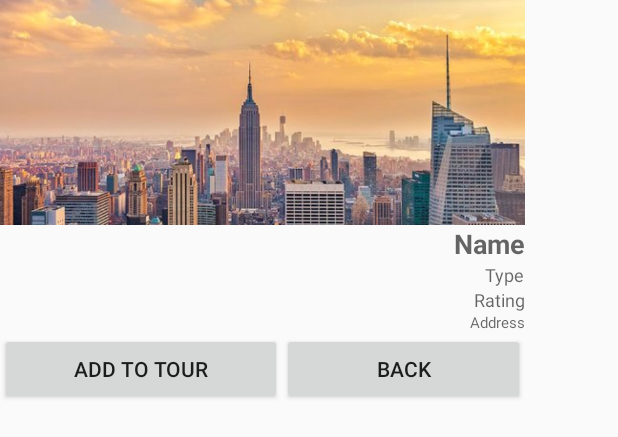
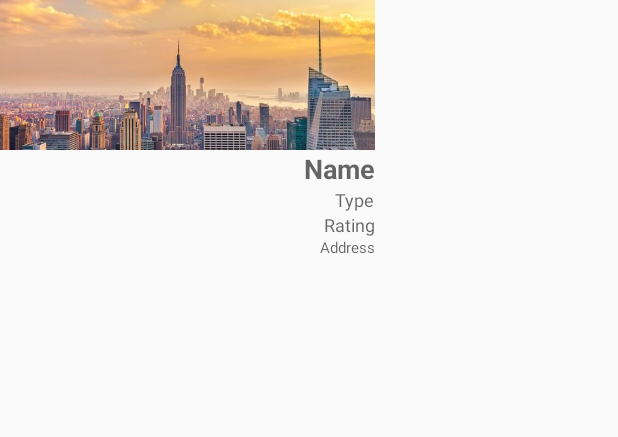
Before and after one commit to eldinsahbaz/Halos, an Android app: the layout landmark_pop_up.xml on its own in the app's theme, with its tools: preview values and no code run, on a phone screen of 412 x 824 dp. Shown: the top 437 px of the screen. Run offline under Robolectric (Android 15) with nearby library versions, the phone set to English and light mode, and no system bars.

Commit message:
fix info windows, static vars in landmarks

```diff
--- a/Halos/app/src/main/java/com/example/brian/halos/Tour.java
+++ b/Halos/app/src/main/java/com/example/brian/halos/Tour.java
@@ -61,7 +61,7 @@ public class Tour implements Parcelable {
 //    self.__EndTime = datetime.time(0, 0)
 //    self.__Price = 0.0
 //    self.__CoverPhoto = Image.new("RGB", (512,512), "white")
-    public  void Tour() {
+    public void Tour() {
         name = "";
         contactInfo = new HashMap<String, String>();
         guides = new LinkedList<User>();
@@ -70,8 +70,8 @@ public class Tour implements Parcelable {
         maxOccupancy = 15;                              // just made it a realistic number, no reasoning behind it
         occupancy = 0;
         landmarks = new LinkedList<Landmark>();
-        radius = 1000;                                  // radius measured in meters
-        price = 0.0;                             // free by default
+        radius = 1000;                                  // radius measured in meters (input from android is converted from miles)
+        price = 0.0;                                    // free by default
     }
 
     public void setName(String n) {
--- a/Halos/app/src/main/res/layout/landmark_pop_up.xml
+++ b/Halos/app/src/main/res/layout/landmark_pop_up.xml
@@ -7,8 +7,8 @@
         android:id="@+id/popup_image"
         android:src="@drawable/nyc"
         android:scaleType="centerCrop"
-        android:layout_width="350dp"
-        android:layout_height="150dp" />
+        android:layout_width="250dp"
+        android:layout_height="100dp" />
 
     <TextView
         android:id="@+id/popup_name"
@@ -44,22 +44,4 @@
         android:layout_width="wrap_content"
         android:layout_height="wrap_content" />
 
-    <LinearLayout
-        android:layout_width="match_parent"
-        android:layout_height="wrap_content">
-        <Button
-            android:id="@+id/popup_add_tour_btn"
-            android:text="Add to Tour"
-            android:layout_width="wrap_content"
-            android:layout_height="wrap_content"
-            android:layout_weight=".5"/>
-
-        <Button
-            android:id="@+id/popup_back_btn"
-            android:text="Back"
-            android:layout_width="wrap_content"
-            android:layout_height="wrap_content"
-            android:layout_weight=".5"/>
-    </LinearLayout>
-
 </LinearLayout>
```
Also changed, not shown: Halos/app/src/main/java/com/example/brian/halos/HalosMapActivity.java (+59 -41 lines), Halos/app/src/main/java/com/example/brian/halos/Landmark.java (+10 -10 lines), 1 other file.
